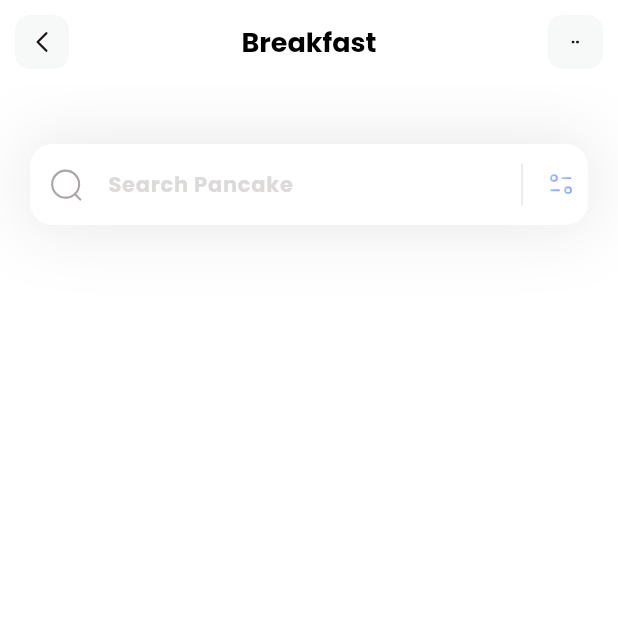
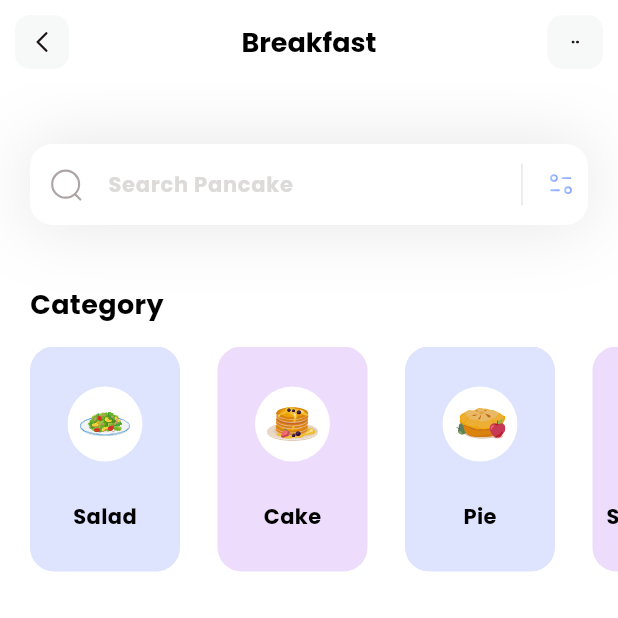
Before and after one commit to imamhsn195/breakfast, a Flutter app: the screen it shows after launch, on a phone screen of 412 x 824 dp, the top half of it. Run offline on Flutter 3.47's test engine with Material 3 defaults, Android fonts, the phone set to English and light mode, and no system bars; our stand-ins replace flutter_svg.

Commit message:
Category section added

```diff
--- a/lib/main.dart
+++ b/lib/main.dart
@@ -13,7 +13,7 @@
     return MaterialApp(
       debugShowCheckedModeBanner: false,
       theme: ThemeData(fontFamily: 'Poppins'),
-      home: const HomePage(),
+      home:  HomePage(),
     );
   }
 }
--- /dev/null
+++ b/lib/models/category_model.dart
@@ -0,0 +1,31 @@
+import 'package:flutter/material.dart';
+
+class CategoryModel {
+  String name;
+  String iconPath;
+  Color boxColor;
+
+  CategoryModel({
+    required this.name,
+    required this.iconPath,
+    required this.boxColor
+  });
+
+  static List<CategoryModel> getCategories(){
+    List<CategoryModel> categories = [];
+
+    categories.add(
+      CategoryModel(name: 'Salad', iconPath: 'assets/icons/plate.svg', boxColor: const Color(0xff92A3FD))
+    );
+    categories.add(
+        CategoryModel(name: 'Cake', iconPath: 'assets/icons/pancakes.svg', boxColor: const Color(0xffC58BF2))
+    );
+    categories.add(
+        CategoryModel(name: 'Pie', iconPath: 'assets/icons/pie.svg', boxColor: const Color(0xff92A3FD))
+    );
+    categories.add(
+      CategoryModel(name: 'Something', iconPath: 'assets/icons/orange-snacks.svg', boxColor: const Color(0xffc58BF2))
+    );
+    return categories;
+  }
+}
--- a/lib/pages/home.dart
+++ b/lib/pages/home.dart
@@ -1,22 +1,86 @@
+import 'package:codebook/models/category_model.dart';
 import 'package:flutter/material.dart';
 import 'package:flutter_svg/flutter_svg.dart';
 
-class HomePage extends StatelessWidget {
-  const HomePage({super.key});
+class HomePage extends StatefulWidget {
+   HomePage({super.key});
 
   @override
+  State<HomePage> createState() => _HomePageState();
+}
+
+class _HomePageState extends State<HomePage> {
+  List<CategoryModel> categories = [];
+
+  void _getCategories (){
+    categories = CategoryModel.getCategories();
+  }
+  @override
   Widget build(BuildContext context) {
+    _getCategories();
     return  Scaffold(
       appBar: appBar(),
       backgroundColor: Colors.white ,
       body: Column(
+        crossAxisAlignment: CrossAxisAlignment.start,
         children: [
-          _searchField()
+          _searchField(),
+          const SizedBox(height: 40,),
+          _categoriesSection(),
         ],
       ),
     );
   }
-
+  AppBar appBar() {
+    return AppBar(
+      title: const Text(
+        "Breakfast",
+        style: TextStyle(
+            color: Colors.black,
+            fontSize: 18,
+            fontWeight: FontWeight.bold
+        ),
+      ),
+      backgroundColor: Colors.white,
+      elevation: 0.0,
+      centerTitle: true,
+      leading: GestureDetector(
+        onTap: (){},
+        child: Container(
+          margin: const EdgeInsets.all(10),
+          alignment: Alignment.center,
+          decoration: BoxDecoration(
+              color: const Color(0xffF7F8F8),
+              borderRadius: BorderRadius.circular(10)
+          ),
+          child: SvgPicture.asset(
+            'assets/icons/Arrow - Left 2.svg',
+            height: 20,
+            width: 20,
+          ),
+        ),
+      ),
+      actions: [
+        GestureDetector(
+          onTap: (){},
+          child: Container(
+            margin: const EdgeInsets.all(10),
+            alignment: Alignment.center,
+            width: 37,
+            decoration: BoxDecoration(
+                color: const Color(0xffF7F8F8),
+                borderRadius: BorderRadius.circular(10)
+            ),
+            child: SvgPicture.asset(
+              'assets/icons/dots.svg',
+              height: 5,
+              width: 5,
+            ),
+          ),
+        )
+      ],
+    );
+  }
   Container _searchField() {
     return Container(
       margin: const EdgeInsets.only(top: 40, left: 20, right: 20),
@@ -71,53 +135,63 @@
       ),
     );
   }
-
-  AppBar appBar() {
-    return AppBar(
-      title: const Text(
-        "Breakfast",
+  Column _categoriesSection() {
+    return Column(
+          crossAxisAlignment: CrossAxisAlignment.start,
+          children: [
+            const Padding(
+              padding: EdgeInsets.only(left: 20),
+              child: Text("Category",
                 style: TextStyle(
                   color: Colors.black,
                   fontSize: 18,
-            fontWeight: FontWeight.bold
-          ),
-      ),
-      backgroundColor: Colors.white,
-      elevation: 0.0,
-      centerTitle: true,
-      leading: GestureDetector(
-        onTap: (){},
-        child: Container(
-          margin: const EdgeInsets.all(10),
-          alignment: Alignment.center,
-          decoration: BoxDecoration(
-            color: const Color(0xffF7F8F8),
-            borderRadius: BorderRadius.circular(10)
-          ),
-          child: SvgPicture.asset(
-            'assets/icons/Arrow - Left 2.svg',
-            height: 20,
-            width: 20,
+                  fontWeight: FontWeight.w600
                 ),
               ),
             ),
-      actions: [
-        GestureDetector(
-          onTap: (){},
-          child: Container(
-            margin: const EdgeInsets.all(10),
-            alignment: Alignment.center,
-            width: 37,
+            const SizedBox(height: 15,),
+            Container(
+              height: 150,
+              child: ListView.separated(
+                  itemCount: categories.length,
+                  separatorBuilder: (context, index){ return const SizedBox(width: 25,);},
+                  scrollDirection: Axis.horizontal,
+                  padding: const EdgeInsets.only(
+                    left: 20,
+                    right: 20
+                  ),
+                  itemBuilder: (context, index){
+                return Container(
+                  width: 100,
                   decoration: BoxDecoration(
-              color: const Color(0xffF7F8F8),
-              borderRadius: BorderRadius.circular(10)
+                    color: categories[index].boxColor.withOpacity(0.3),
+                    borderRadius: BorderRadius.circular(16)
                   ),
-            child: SvgPicture.asset(
-              'assets/icons/dots.svg',
-              height: 5,
-              width: 5,
+                  child: Column(
+                    mainAxisAlignment: MainAxisAlignment.spaceEvenly,
+                    children: [
+                      Container(
+                        width: 50,
+                        height: 50,
+                        decoration: const BoxDecoration(
+                          color: Colors.white,
+                          shape: BoxShape.circle
+                        ),
+                        child: Padding(
+                          padding: const EdgeInsets.all(8.0),
+                          child: SvgPicture.asset(categories[index].iconPath),
                         ),
                       ),
+                      Text(categories[index].name,
+                      style: const TextStyle(
+                        color: Colors.black,
+                        fontSize: 14
+                      ),
+                      )
+                    ],
+                  ),
+                );
+              }),
             )
           ],
         );
```
Also changed, not shown: assets/icons/orange-snacks.svg (added), assets/icons/pancakes.svg (added), assets/icons/pie.svg (added), assets/icons/plate.svg (added), assets/icons/salmon-nigiri.svg (added). Lines whose indentation alone changed are shown as unchanged.
